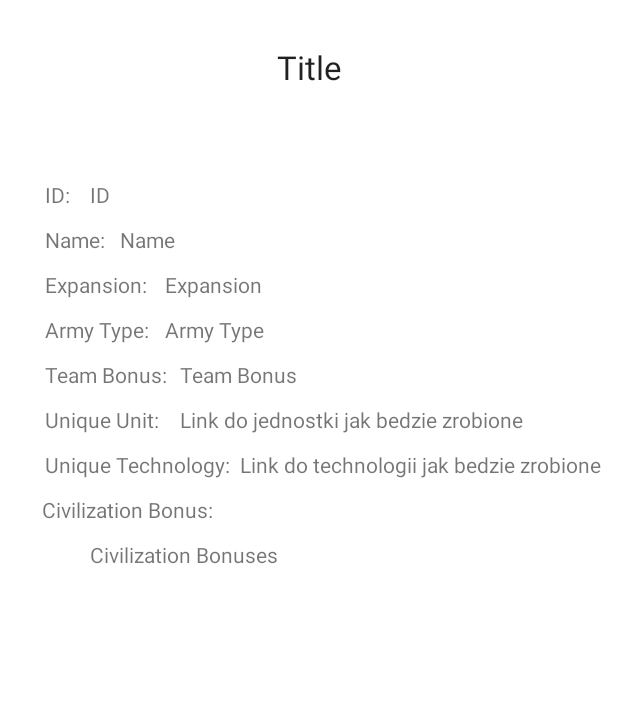
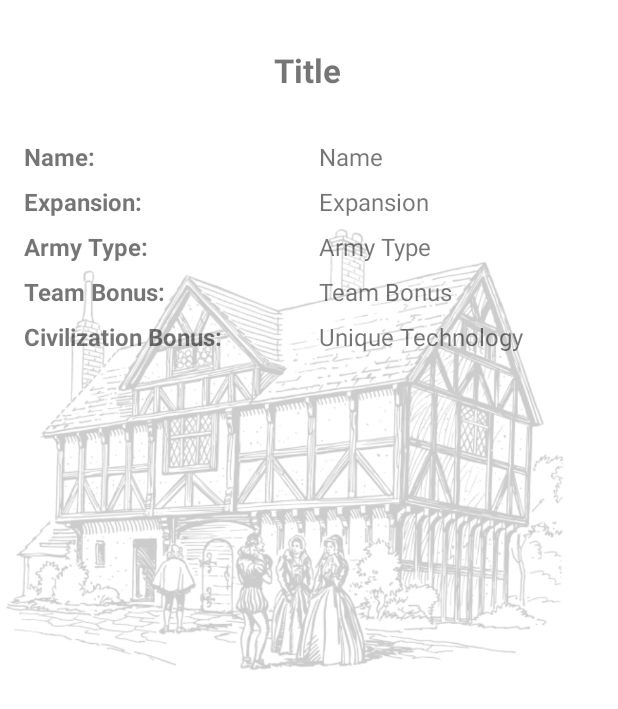
Before and after one commit to sAleksander/age-of-empires-wiki-POLSL, an Android app: the layout fragment_civilization_details.xml on its own in the app's theme, with its tools: preview values and no code run, on a phone screen of 412 x 824 dp. Shown: the top 709 px of the screen. Run offline under Robolectric (Android 15) with nearby library versions, the phone set to English and light mode, and no system bars.

Commit message:
Refactor CivilizationDetail view

```diff
--- a/app/src/main/java/com/example/age_of_empires_wiki_polsl/ui/civilizations/details/CivilizationDetailsFragment.kt
+++ b/app/src/main/java/com/example/age_of_empires_wiki_polsl/ui/civilizations/details/CivilizationDetailsFragment.kt
@@ -24,23 +24,26 @@ class CivilizationDetailsFragment : Fragment() {
         val model = viewModel.currentCivilization!!
 
         view.findViewById<TextView>(R.id.textViewTitle).text = model.name
-        view.findViewById<TextView>(R.id.textViewCivilizationID).text = model.id.toString()
         view.findViewById<TextView>(R.id.textViewCivilizationName).text = model.name
         view.findViewById<TextView>(R.id.textViewCivilizationExpansion).text = model.expansion
         view.findViewById<TextView>(R.id.textViewCivilizationArmyType).text = model.armyType
         view.findViewById<TextView>(R.id.textViewCivilizationTeamBonus).text = model.teamBonus
-        view.findViewById<TextView>(R.id.textViewCivilizationCivilizationBonus).text = getBonuses(model.civilizationBonus!!)
+        view.findViewById<TextView>(R.id.textViewCivilizationCivilizationBonus).text = listToString(model.civilizationBonus)
 
         return view
     }
 
-    private fun getBonuses(bonuses: List<String>): String {
+    private fun <T> listToString(list: List<T>?): String {
+        if (list == null) {
+            return "-"
+        }
+
         var result: String = ""
 
-        bonuses.forEach {
-            result += "- " + it + "\n"
+        list.forEach {
+            result += "$it\n"
         }
-
-        return result
+        result = result.trim()
+        return if(result == "") "-" else result
     }
 }
--- a/app/src/main/res/layout/fragment_civilization_details.xml
+++ b/app/src/main/res/layout/fragment_civilization_details.xml
@@ -1,4 +1,11 @@
 <?xml version="1.0" encoding="utf-8"?>
+<ScrollView
+    xmlns:android="http://schemas.android.com/apk/res/android"
+    xmlns:tools="http://schemas.android.com/tools"
+    android:id="@+id/root_layout"
+    android:layout_width="match_parent"
+    android:layout_height="wrap_content">
+
     <androidx.constraintlayout.widget.ConstraintLayout
         xmlns:android="http://schemas.android.com/apk/res/android"
         xmlns:app="http://schemas.android.com/apk/res-auto"
@@ -7,183 +14,167 @@
         android:layout_height="match_parent"
         tools:context=".ui.civilizations.list.CivilizationListFragment">
 
-    <TextView
-        android:id="@+id/txtName"
-        android:layout_width="wrap_content"
-        android:layout_height="wrap_content"
-        android:layout_marginStart="30dp"
-        android:layout_marginTop="150dp"
-        android:text="Name:"
-        app:layout_constraintStart_toStartOf="parent"
-        app:layout_constraintTop_toTopOf="parent" />
-
-    <TextView
-        android:id="@+id/txtArmyType"
-        android:layout_width="wrap_content"
-        android:layout_height="wrap_content"
-        android:layout_marginStart="30dp"
-        android:layout_marginTop="210dp"
-        android:text="Army Type:"
-        app:layout_constraintStart_toStartOf="parent"
-        app:layout_constraintTop_toTopOf="parent" />
-
-    <TextView
-        android:id="@+id/txtTeamBonus"
-        android:layout_width="wrap_content"
-        android:layout_height="wrap_content"
-        android:layout_marginStart="30dp"
-        android:layout_marginTop="240dp"
-        android:text="Team Bonus:"
-        app:layout_constraintStart_toStartOf="parent"
-        app:layout_constraintTop_toTopOf="parent" />
-
-    <TextView
-        android:id="@+id/txtUniqueUnit"
-        android:layout_width="wrap_content"
-        android:layout_height="wrap_content"
-        android:layout_marginStart="30dp"
-        android:layout_marginTop="270dp"
-        android:text="Unique Unit: "
-        app:layout_constraintStart_toStartOf="parent"
-        app:layout_constraintTop_toTopOf="parent" />
-
-    <TextView
-        android:id="@+id/txtUniqueTechnology"
-        android:layout_width="wrap_content"
-        android:layout_height="wrap_content"
-        android:layout_marginStart="30dp"
-        android:layout_marginTop="300dp"
-        android:text="Unique Technology: "
-        app:layout_constraintStart_toStartOf="parent"
-        app:layout_constraintTop_toTopOf="parent" />
-
-    <TextView
-        android:id="@+id/txtCivilizationBonus"
-        android:layout_width="wrap_content"
-        android:layout_height="wrap_content"
-        android:layout_marginStart="28dp"
-        android:layout_marginTop="330dp"
-        android:text="Civilization Bonus:"
-        app:layout_constraintStart_toStartOf="parent"
-        app:layout_constraintTop_toTopOf="parent" />
-
-    <TextView
-        android:id="@+id/txtExpansion"
-        android:layout_width="wrap_content"
-        android:layout_height="wrap_content"
-        android:layout_marginStart="30dp"
-        android:layout_marginTop="180dp"
-        android:text="Expansion: "
-        app:layout_constraintStart_toStartOf="parent"
-        app:layout_constraintTop_toTopOf="parent" />
+        <ImageView
+            android:id="@+id/imageView3"
+            android:layout_width="fill_parent"
+            android:layout_height="fill_parent"
+            android:layout_marginEnd="32dp"
+            android:layout_marginBottom="32dp"
+            android:alpha="0.2"
+            android:src="@drawable/civilization"
+            app:layout_constraintBottom_toBottomOf="parent"
+            app:layout_constraintEnd_toEndOf="parent"
+            app:layout_constraintHorizontal_bias="1.0"
+            app:layout_constraintStart_toStartOf="parent" />
 
         <TextView
             android:id="@+id/textViewTitle"
             android:layout_width="wrap_content"
             android:layout_height="wrap_content"
-        android:layout_marginStart="100dp"
-        android:layout_marginTop="30dp"
-        android:layout_marginEnd="100dp"
-        android:layout_weight="1"
+            android:layout_marginTop="32dp"
             android:text="Title"
-        android:textAppearance="@style/TextAppearance.AppCompat.Large"
-        app:layout_constraintEnd_toEndOf="parent"
-        app:layout_constraintStart_toStartOf="parent"
+            android:textSize="22sp"
+            android:textStyle="bold"
+            app:layout_constraintEnd_toStartOf="@+id/guideline"
+            app:layout_constraintStart_toStartOf="@+id/guideline"
             app:layout_constraintTop_toTopOf="parent" />
 
         <TextView
-        android:id="@+id/txtID"
-        android:layout_width="wrap_content"
+            android:id="@+id/txtName"
+            android:layout_width="0dp"
             android:layout_height="wrap_content"
-        android:layout_marginStart="30dp"
-        android:layout_marginTop="120dp"
-        android:text="ID:"
+            android:layout_marginStart="16dp"
+            android:layout_marginEnd="8dp"
+            android:text="Name:"
+            android:textSize="16sp"
+            android:textStyle="bold"
+            app:layout_constraintEnd_toStartOf="@+id/guideline"
             app:layout_constraintStart_toStartOf="parent"
-        app:layout_constraintTop_toTopOf="parent" />
-
-    <TextView
-        android:id="@+id/textViewCivilizationID"
-        android:layout_width="wrap_content"
-        android:layout_height="wrap_content"
-        android:layout_marginStart="30dp"
-        android:layout_marginTop="120dp"
-        android:text="ID"
-        app:layout_constraintStart_toStartOf="@id/txtID"
-        app:layout_constraintTop_toTopOf="parent" />
+            app:layout_constraintTop_toTopOf="@+id/textViewCivilizationName" />
 
         <TextView
             android:id="@+id/textViewCivilizationName"
-        android:layout_width="wrap_content"
+            android:layout_width="0dp"
             android:layout_height="wrap_content"
-        android:layout_marginStart="50dp"
-        android:layout_marginTop="150dp"
+            android:layout_marginStart="8dp"
+            android:layout_marginTop="32dp"
+            android:layout_marginEnd="16dp"
             android:text="Name"
-        app:layout_constraintStart_toStartOf="@id/txtName"
-        app:layout_constraintTop_toTopOf="parent" />
+            android:textSize="16sp"
+            app:layout_constraintEnd_toEndOf="parent"
+            app:layout_constraintStart_toStartOf="@id/guideline"
+            app:layout_constraintTop_toBottomOf="@id/textViewTitle" />
+
+        <TextView
+            android:id="@+id/txtExpansion"
+            android:layout_width="0dp"
+            android:layout_height="wrap_content"
+            android:layout_marginStart="16dp"
+            android:layout_marginEnd="8dp"
+            android:text="Expansion:"
+            android:textSize="16sp"
+            android:textStyle="bold"
+            app:layout_constraintEnd_toStartOf="@+id/guideline"
+            app:layout_constraintStart_toStartOf="parent"
+            app:layout_constraintTop_toTopOf="@id/textViewCivilizationExpansion" />
+
+        <TextView
+            android:id="@+id/textViewCivilizationExpansion"
+            android:layout_width="0dp"
+            android:layout_height="wrap_content"
+            android:layout_marginStart="8dp"
+            android:layout_marginTop="8dp"
+            android:layout_marginEnd="16dp"
+            android:text="Expansion"
+            android:textSize="16sp"
+            app:layout_constraintEnd_toEndOf="parent"
+            app:layout_constraintStart_toStartOf="@+id/guideline"
+            app:layout_constraintTop_toBottomOf="@id/textViewCivilizationName" />
+
+        <TextView
+            android:id="@+id/txtArmyType"
+            android:layout_width="0dp"
+            android:layout_height="wrap_content"
+            android:layout_marginStart="16dp"
+            android:layout_marginEnd="8dp"
+            android:text="Army Type:"
+            android:textSize="16sp"
+            android:textStyle="bold"
+            app:layout_constraintEnd_toStartOf="@+id/guideline"
+            app:layout_constraintStart_toStartOf="parent"
+            app:layout_constraintTop_toTopOf="@id/textViewCivilizationArmyType" />
 
         <TextView
             android:id="@+id/textViewCivilizationArmyType"
-        android:layout_width="wrap_content"
+            android:layout_width="0dp"
             android:layout_height="wrap_content"
-        android:layout_marginStart="80dp"
-        android:layout_marginTop="210dp"
+            android:layout_marginStart="8dp"
+            android:layout_marginTop="8dp"
+            android:layout_marginEnd="16dp"
             android:text="Army Type"
-        app:layout_constraintStart_toStartOf="@id/txtArmyType"
-        app:layout_constraintTop_toTopOf="parent" />
+            android:textSize="16sp"
+            app:layout_constraintEnd_toEndOf="parent"
+            app:layout_constraintStart_toStartOf="@+id/guideline"
+            app:layout_constraintTop_toBottomOf="@id/textViewCivilizationExpansion" />
+
+        <TextView
+            android:id="@+id/txtTeamBonus"
+            android:layout_width="0dp"
+            android:layout_height="wrap_content"
+            android:layout_marginStart="16dp"
+            android:layout_marginEnd="8dp"
+            android:text="Team Bonus:"
+            android:textSize="16sp"
+            android:textStyle="bold"
+            app:layout_constraintEnd_toStartOf="@+id/guideline"
+            app:layout_constraintStart_toStartOf="parent"
+            app:layout_constraintTop_toTopOf="@id/textViewCivilizationTeamBonus" />
 
         <TextView
             android:id="@+id/textViewCivilizationTeamBonus"
-        android:layout_width="wrap_content"
+            android:layout_width="0dp"
             android:layout_height="wrap_content"
-        android:layout_marginStart="90dp"
-        android:layout_marginTop="240dp"
+            android:layout_marginStart="8dp"
+            android:layout_marginTop="8dp"
+            android:layout_marginEnd="16dp"
             android:text="Team Bonus"
-        app:layout_constraintStart_toStartOf="@id/txtTeamBonus"
-        app:layout_constraintTop_toTopOf="parent" />
+            android:textSize="16sp"
+            app:layout_constraintEnd_toEndOf="parent"
+            app:layout_constraintStart_toStartOf="@+id/guideline"
+            app:layout_constraintTop_toBottomOf="@id/textViewCivilizationArmyType" />
 
         <TextView
-        android:id="@+id/textViewCivilizationUniqueUnit"
-        android:layout_width="wrap_content"
+            android:id="@+id/txtCivilizationBonus"
+            android:layout_width="0dp"
             android:layout_height="wrap_content"
-        android:layout_marginStart="90dp"
-        android:layout_marginTop="270dp"
-        android:text="Link do jednostki jak bedzie zrobione"
-        app:layout_constraintStart_toStartOf="@id/txtTeamBonus"
-        app:layout_constraintTop_toTopOf="parent" />
-
-    <TextView
-        android:id="@+id/textViewCivilizationUniqueTechnology"
-        android:layout_width="wrap_content"
-        android:layout_height="wrap_content"
-        android:layout_marginStart="130dp"
-        android:layout_marginTop="300dp"
-        android:text="Link do technologii jak bedzie zrobione"
-        app:layout_constraintStart_toStartOf="@id/txtTeamBonus"
-        app:layout_constraintTop_toTopOf="parent" />
+            android:layout_marginStart="16dp"
+            android:layout_marginEnd="8dp"
+            android:text="Civilization Bonus:"
+            android:textSize="16sp"
+            android:textStyle="bold"
+            app:layout_constraintEnd_toStartOf="@+id/guideline"
+            app:layout_constraintStart_toStartOf="parent"
+            app:layout_constraintTop_toTopOf="@id/textViewCivilizationCivilizationBonus" />
 
         <TextView
             android:id="@+id/textViewCivilizationCivilizationBonus"
             android:layout_width="0dp"
             android:layout_height="wrap_content"
-        android:layout_marginStart="30dp"
-        android:layout_marginTop="360dp"
-        android:layout_marginEnd="10dp"
-        android:ellipsize="none"
-        android:scrollHorizontally="false"
-        android:text="Civilization Bonuses"
+            android:layout_marginStart="8dp"
+            android:layout_marginTop="8dp"
+            android:layout_marginEnd="16dp"
+            android:text="Unique Technology"
+            android:textSize="16sp"
             app:layout_constraintEnd_toEndOf="parent"
-        app:layout_constraintHorizontal_bias="0.0"
-        app:layout_constraintStart_toStartOf="@id/txtTeamBonus"
-        app:layout_constraintTop_toTopOf="parent" />
+            app:layout_constraintStart_toStartOf="@+id/guideline"
+            app:layout_constraintTop_toBottomOf="@id/textViewCivilizationTeamBonus" />
 
-    <TextView
-        android:id="@+id/textViewCivilizationExpansion"
+        <androidx.constraintlayout.widget.Guideline
+            android:id="@+id/guideline"
             android:layout_width="wrap_content"
             android:layout_height="wrap_content"
-        android:layout_marginStart="80dp"
-        android:layout_marginTop="180dp"
-        android:text="Expansion"
-        app:layout_constraintStart_toStartOf="@id/txtExpansion"
-        app:layout_constraintTop_toTopOf="parent" />
+            android:orientation="vertical"
+            app:layout_constraintGuide_begin="205dp" />
 
     </androidx.constraintlayout.widget.ConstraintLayout>
+</ScrollView>
```
Also changed, not shown: app/src/main/res/drawable/civilization.png (added). Lines whose indentation alone changed are shown as unchanged.
